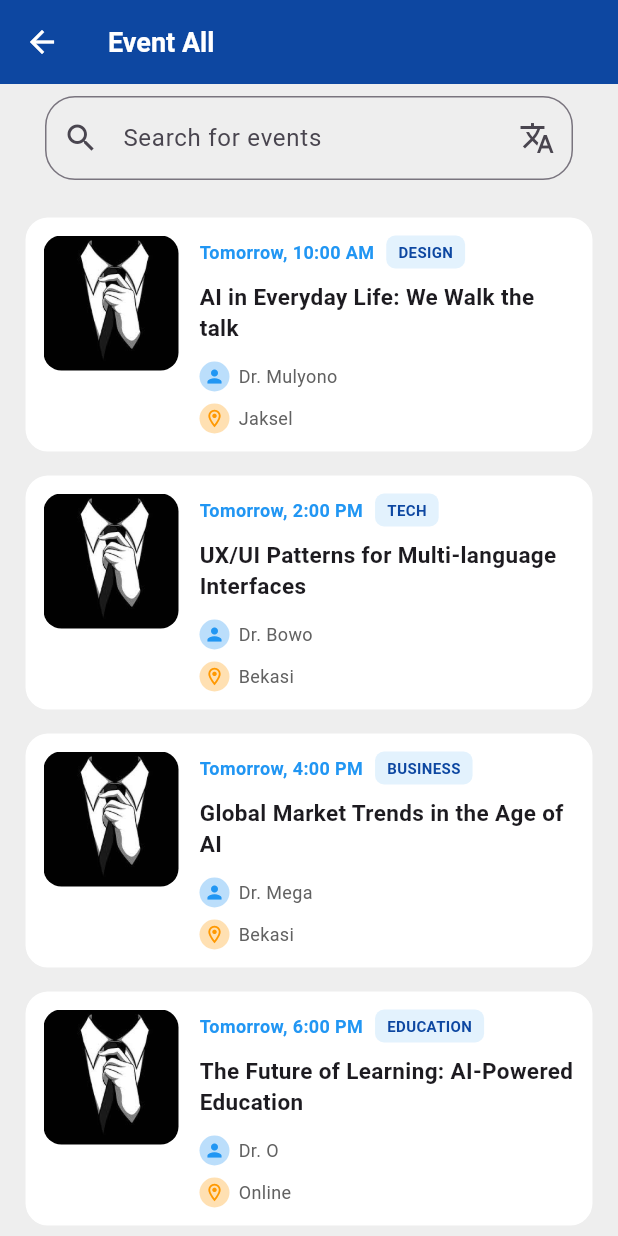
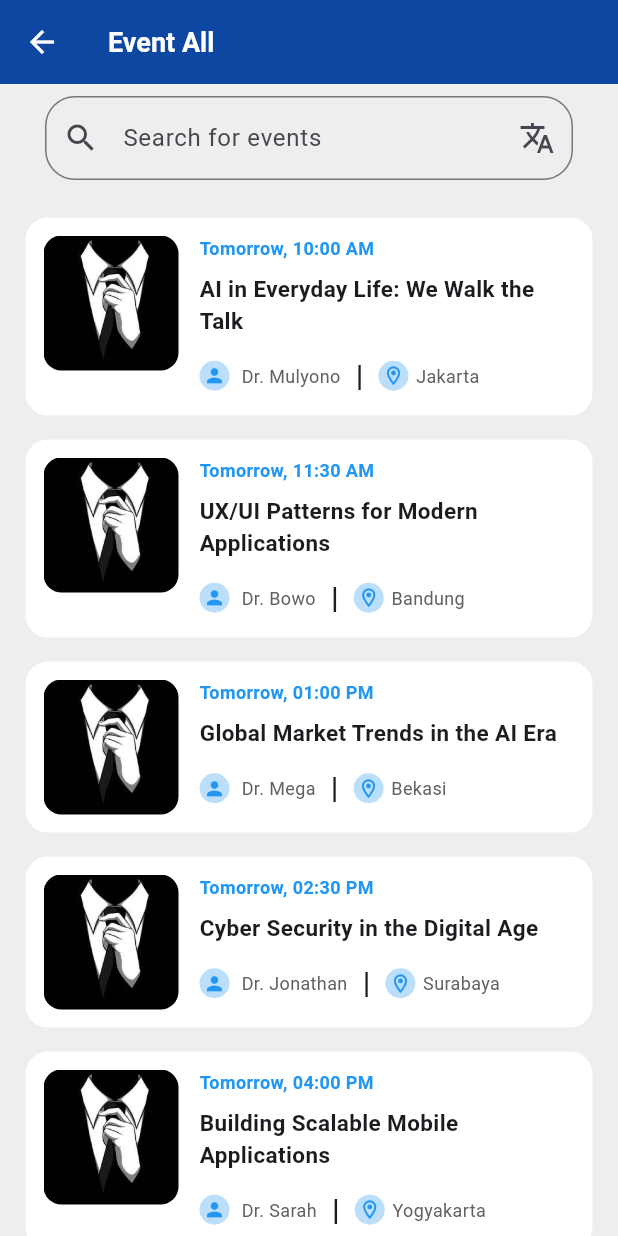
Before and after one commit to Resta134/syncra-mobile, a Flutter app: the EventsView screen opened by its route, on a phone screen of 412 x 824 dp. Run offline on Flutter 3.47's test engine with Material 3 defaults, Android fonts, the phone set to English and light mode, and no system bars; our stand-ins replace get, material_design_icons_flutter.

Commit message:
Update V3

```diff
--- a/lib/app/modules/moderator/transcript/views/transcript_view.dart
+++ b/lib/app/modules/moderator/transcript/views/transcript_view.dart
@@ -189,7 +189,9 @@ class TranscriptView extends GetView<TranscriptController> {
                                                     ],
                                                   ),
                                                   InkWell(
-                                                    onTap: () {},
+                                                    onTap: () {
+                                                      controller.EditTranskrip();
+                                                    },
                                                     child: Icon(
                                                       Icons.edit,
                                                       size: 20,
--- a/lib/app/modules/profil/views/profil_view.dart
+++ b/lib/app/modules/profil/views/profil_view.dart
@@ -247,8 +247,8 @@ class ProfilView extends GetView<ProfilController> {
                                       MdiIcons.faceRecognition,
                                       color: Colors.blue,
                                     ),
-                                    title: Text("Face Recognation"),
-                                    subtitle: Text('Belum Terverifikasi'),
+                                    title: Text("Face Verification"),
+                                    subtitle: Text('Verification required'),
                                   ),
                                 ),
                                 Divider(),
--- a/lib/app/modules/user/dashboard/controllers/dashboard_controller.dart
+++ b/lib/app/modules/user/dashboard/controllers/dashboard_controller.dart
@@ -102,4 +102,7 @@ class DashboardController extends GetxController {
     // 2. Baru panggil fungsinya lewat variabel tersebut (huruf kecil depannya)
     detailController.checkTicketStatus(data);
   }
+  void goToLive(){
+    Get.toNamed('/live');
+  }
 }
--- a/lib/app/modules/user/dashboard/views/dashboard_view.dart
+++ b/lib/app/modules/user/dashboard/views/dashboard_view.dart
@@ -185,7 +185,7 @@ class DashboardView extends GetView<DashboardController> {
   Widget _buildLiveCard(Map<String, String> data) {
     return InkWell(
       onTap: () {
-        controller.goToTicket();
+        controller.goToLive();
       },
       child: Container(
         width: 280,
--- a/lib/app/modules/user/events/controllers/events_controller.dart
+++ b/lib/app/modules/user/events/controllers/events_controller.dart
@@ -7,44 +7,145 @@ class EventsController extends GetxController {
   {
     'thumbnail': 'images/profil.png',
     'time': 'Tomorrow, 10:00 AM',
-    'tag': 'DESIGN',
-    'titleupcoming': 'AI in Everyday Life: We Walk the talk',
+    'titleupcoming': 'AI in Everyday Life: We Walk the Talk',
     'authorUp': 'Dr. Mulyono',
-    'location': 'Jaksel',
+    'location': 'Jakarta',
   },
   {
     'thumbnail': 'images/profil.png',
-    'time': 'Tomorrow, 2:00 PM',
-    'tag': 'TECH',
-    'titleupcoming': 'UX/UI Patterns for Multi-language Interfaces',
+    'time': 'Tomorrow, 11:30 AM',
+    'titleupcoming': 'UX/UI Patterns for Modern Applications',
     'authorUp': 'Dr. Bowo',
-    'location': 'Bekasi',
+    'location': 'Bandung',
   },
   {
     'thumbnail': 'images/profil.png',
-    'time': 'Tomorrow, 4:00 PM',
-    'tag': 'BUSINESS',
-    'titleupcoming': 'Global Market Trends in the Age of AI',
+    'time': 'Tomorrow, 01:00 PM',
+    'titleupcoming': 'Global Market Trends in the AI Era',
     'authorUp': 'Dr. Mega',
     'location': 'Bekasi',
   },
   {
     'thumbnail': 'images/profil.png',
-    'time': 'Tomorrow, 6:00 PM',
-    'tag': 'EDUCATION',
-    'titleupcoming': 'The Future of Learning: AI-Powered Education',
-    'authorUp': 'Dr. O',
-    'location': 'Online', // <-- GUA TAMBAHIN BIAR GAK BOLONG
+    'time': 'Tomorrow, 02:30 PM',
+    'titleupcoming': 'Cyber Security in the Digital Age',
+    'authorUp': 'Dr. Jonathan',
+    'location': 'Surabaya',
   },
   {
     'thumbnail': 'images/profil.png',
-    'time': 'Tomorrow, 8:00 PM',
-    'tag': 'ENTERTAINMENT',
-    'titleupcoming': 'AI in Entertainment: Revolutionizing Content Creation',
-    'authorUp': 'Dr. O',
-    'location': 'Online', // <-- GUA TAMBAHIN BIAR GAK BOLONG
+    'time': 'Tomorrow, 04:00 PM',
+    'titleupcoming': 'Building Scalable Mobile Applications',
+    'authorUp': 'Dr. Sarah',
+    'location': 'Yogyakarta',
+  },
+  {
+    'thumbnail': 'images/profil.png',
+    'time': 'Tomorrow, 05:00 PM',
+    'titleupcoming': 'Future of Artificial Intelligence',
+    'authorUp': 'Dr. Kevin',
+    'location': 'Depok',
+  },
+  {
+    'thumbnail': 'images/profil.png',
+    'time': 'Tomorrow, 06:30 PM',
+    'titleupcoming': 'Machine Learning for Beginners',
+    'authorUp': 'Dr. Alicia',
+    'location': 'Bogor',
+  },
+  {
+    'thumbnail': 'images/profil.png',
+    'time': 'Tomorrow, 07:00 PM',
+    'titleupcoming': 'Digital Branding and Social Media',
+    'authorUp': 'Dr. Fernando',
+    'location': 'Semarang',
+  },
+  {
+    'thumbnail': 'images/profil.png',
+    'time': 'Tomorrow, 08:00 PM',
+    'titleupcoming': 'Cloud Computing Fundamentals',
+    'authorUp': 'Dr. William',
+    'location': 'Malang',
+  },
+  {
+    'thumbnail': 'images/profil.png',
+    'time': 'Tomorrow, 09:00 PM',
+    'titleupcoming': 'Smart Cities and AI Innovation',
+    'authorUp': 'Dr. Felicia',
+    'location': 'Tangerang',
+  },
+  {
+    'thumbnail': 'images/profil.png',
+    'time': 'Friday, 09:00 AM',
+    'titleupcoming': 'The Rise of Fintech Technology',
+    'authorUp': 'Dr. Dimas',
+    'location': 'Medan',
+  },
+  {
+    'thumbnail': 'images/profil.png',
+    'time': 'Friday, 10:30 AM',
+    'titleupcoming': 'AI for Healthcare Systems',
+    'authorUp': 'Dr. Michelle',
+    'location': 'Batam',
+  },
+  {
+    'thumbnail': 'images/profil.png',
+    'time': 'Friday, 12:00 PM',
+    'titleupcoming': 'Creative Thinking in Product Design',
+    'authorUp': 'Dr. Clara',
+    'location': 'Solo',
+  },
+  {
+    'thumbnail': 'images/profil.png',
+    'time': 'Friday, 01:30 PM',
+    'titleupcoming': 'Data Science and Visualization',
+    'authorUp': 'Dr. Rizky',
+    'location': 'Makassar',
+  },
+  {
+    'thumbnail': 'images/profil.png',
+    'time': 'Friday, 03:00 PM',
+    'titleupcoming': 'Business Strategy with AI',
+    'authorUp': 'Dr. Vanessa',
+    'location': 'Cirebon',
+  },
+  {
+    'thumbnail': 'images/profil.png',
+    'time': 'Friday, 04:30 PM',
+    'titleupcoming': 'Cyber Ethics and Digital Privacy',
+    'authorUp': 'Dr. Ahmad',
+    'location': 'Bali',
+  },
+  {
+    'thumbnail': 'images/profil.png',
+    'time': 'Friday, 06:00 PM',
+    'titleupcoming': 'Modern Front-End Development',
+    'authorUp': 'Dr. Putra',
+    'location': 'Palembang',
+  },
+  {
+    'thumbnail': 'images/profil.png',
+    'time': 'Friday, 07:30 PM',
+    'titleupcoming': 'AI for Content Creation',
+    'authorUp': 'Dr. Jessica',
+    'location': 'Pontianak',
+  },
+  {
+    'thumbnail': 'images/profil.png',
+    'time': 'Friday, 08:30 PM',
+    'titleupcoming': 'Future Careers in Technology',
+    'authorUp': 'Dr. Reza',
+    'location': 'Samarinda',
+  },
+  {
+    'thumbnail': 'images/profil.png',
+    'time': 'Friday, 09:30 PM',
+    'titleupcoming': 'Interactive Design Systems',
+    'authorUp': 'Dr. Cindy',
+    'location': 'Pekalongan',
   },
 ].obs;
+
  void goToEventDetail(){
   Get.toNamed('/event-detail');
  }
--- a/lib/app/modules/user/events/views/events_view.dart
+++ b/lib/app/modules/user/events/views/events_view.dart
@@ -49,11 +49,9 @@ class EventsView extends GetView<EventsController> {
             child: Obx(
               () => ListView.builder(
                 padding: const EdgeInsets.all(16),
-          itemCount:
-              controller.upcomingEventsData.length,
+                itemCount: controller.upcomingEventsData.length,
                 itemBuilder: (context, index) {
-            final data =
-                controller.upcomingEventsData[index];
+                  final data = controller.upcomingEventsData[index];
 
                   return _buildUpcomingCard(data);
                 },
@@ -78,10 +76,7 @@ class EventsView extends GetView<EventsController> {
         decoration: BoxDecoration(
           color: Colors.white,
           borderRadius: BorderRadius.circular(16),
-          border: Border.all(
-            color: Colors.grey.shade200,
-          ),
-
+          border: Border.all(color: Colors.grey.shade200),
           boxShadow: [
             BoxShadow(
               color: Colors.grey.shade200,
@@ -97,7 +92,6 @@ class EventsView extends GetView<EventsController> {
             // IMAGE
             ClipRRect(
               borderRadius: BorderRadius.circular(12),
-
               child: Image.asset(
                 data['thumbnail'] ?? 'images/profil.png',
                 width: 90,
@@ -111,45 +105,26 @@ class EventsView extends GetView<EventsController> {
             // CONTENT
             Expanded(
               child: Column(
-                crossAxisAlignment:
-                    CrossAxisAlignment.start,
+                crossAxisAlignment: CrossAxisAlignment.start,
                 children: [
                   // TIME + TAG
                   Row(
                     children: [
-                      Text(
+                      Expanded(
+                        child: Text(
                           data['time'] ?? 'No Time',
                           style: const TextStyle(
                             color: Colors.blue,
                             fontWeight: FontWeight.bold,
                             fontSize: 12,
                           ),
+                          maxLines: 1,
+                          overflow: TextOverflow.ellipsis,
+                        ),
                       ),
 
                       const SizedBox(width: 8),
 
-                      Container(
-                        padding:
-                            const EdgeInsets.symmetric(
-                          horizontal: 8,
-                          vertical: 4,
-                        ),
-
-                        decoration: BoxDecoration(
-                          color: Colors.blue.shade50,
-                          borderRadius:
-                              BorderRadius.circular(6),
-                        ),
-
-                        child: Text(
-                          data['tag'] ?? 'EVENT',
-                          style: TextStyle(
-                            color: Colors.blue.shade900,
-                            fontSize: 10,
-                            fontWeight: FontWeight.bold,
-                          ),
-                        ),
-                      ),
                     ],
                   ),
 
@@ -157,75 +132,78 @@ class EventsView extends GetView<EventsController> {
 
                   // TITLE
                   Text(
-                    data['titleupcoming'] ??
-                        'No Title',
-
+                    data['titleupcoming'] ?? 'No Title',
                     style: const TextStyle(
                       fontWeight: FontWeight.bold,
                       fontSize: 15,
                     ),
-
                     maxLines: 2,
                     overflow: TextOverflow.ellipsis,
                   ),
 
                   const SizedBox(height: 12),
 
-                  // AUTHOR + LOCATION
+                  Row(
+                    children: [
+                      // Avatar Author Pertama
+                      CircleAvatar(
+                        radius: 10,
+                        backgroundColor: Colors.blue[100],
+                        child: const Icon(
+                          Icons.person,
+                          size: 15,
+                          color: Colors.blue,
+                        ),
+                      ),
+
+                      const SizedBox(width: 8),
+
+                      // Nama Author (Diganti pakai ?? biar ga crash)
+                      Expanded(
+                        child: Row(
+                          children: [
+                            Text(
+                              data['authorUp']!,
+                              style: TextStyle(
+                                color: Colors.grey.shade700,
+                                fontSize: 12,
+                              ),
+                              maxLines: 1,
+                              overflow: TextOverflow.ellipsis,
+                            ),
+                            SizedBox(width: 10),
+                            Text(
+                              '|',
+                              style: TextStyle(
+                                fontSize: 20,
+                                fontWeight: FontWeight.bold,
+                              ),
+                            ),
+                            SizedBox(width: 10),
                             Row(
                               children: [
                                 CircleAvatar(
                                   radius: 10,
-                        backgroundColor:
-                            Colors.blue.shade100,
-
+                                  backgroundColor: Colors.blue[100],
                                   child: const Icon(
-                          Icons.person,
-                          size: 14,
+                                    Icons.location_on_outlined,
+                                    size: 15,
                                     color: Colors.blue,
                                   ),
                                 ),
+                                SizedBox(width: 5),
 
-                      const SizedBox(width: 6),
-
-                      Expanded(
-                        child: Text(
-                          data['authorUp'] ??
-                              'Unknown Speaker',
-
+                                Text(
+                                  data['location']!,
                                   style: TextStyle(
                                     color: Colors.grey.shade700,
                                     fontSize: 12,
                                   ),
-
-                          overflow: TextOverflow.ellipsis,
-                        ),
+                                  maxLines: 1,
                                 ),
                               ],
                             ),
-
-                  const SizedBox(height: 8),
-
-                  Row(
-                    children: [
-                      CircleAvatar(
-                        radius: 10,
-                        backgroundColor:
-                            Colors.orange.shade100,
-                        child: const Icon(
-                          Icons.location_on_outlined,
-                          size: 14,
-                          color: Colors.orange,
-                        ),
-                      ),
-
-                      const SizedBox(width: 6),
-
-                      Text(
-                        data['location'] ?? 'Unknown',
-                        style: TextStyle(
-                          color: Colors.grey.shade700,
-                          fontSize: 12,
+                          ],
                         ),
                       ),
                     ],
```
Also changed, not shown: lib/app/modules/auth/login/controllers/login_controller.dart (+3 -12 lines), lib/app/modules/auth/login/views/login_view.dart (+1 -63 lines), lib/app/modules/auth/register/controllers/register_controller.dart (+95 -3 lines), lib/app/modules/auth/register/views/register_view.dart (+4 -44 lines), lib/app/modules/moderator/transcript/controllers/transcript_controller.dart (+45 -0 lines). Lines whose indentation alone changed are shown as unchanged.
